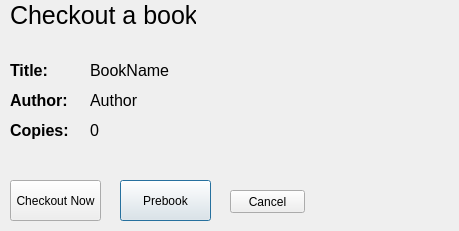
The window that NewWindowChur/checkoutscreen.ui (jandrealyn/LibraryQtSystem) describes before a commit, drawn with Qt 5.
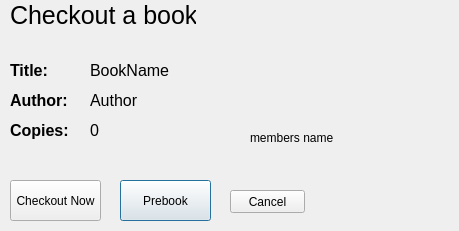
The same window after the commit.

Commit message:
Connected member details to checkoutscreen
Member name and id are now sent to checkoutscreen

Patch:
```diff
--- a/NewWindowChur/checkoutscreen.ui
+++ b/NewWindowChur/checkoutscreen.ui
@@ -222,6 +222,19 @@
     <string>Author</string>
    </property>
   </widget>
+  <widget class="QLabel" name="memName">
+   <property name="geometry">
+    <rect>
+     <x>250</x>
+     <y>130</y>
+     <width>141</width>
+     <height>16</height>
+    </rect>
+   </property>
+   <property name="text">
+    <string>members name</string>
+   </property>
+  </widget>
  </widget>
  <tabstops>
   <tabstop>checkoutNow</tabstop>
```
The commit also changes 8 other files.
